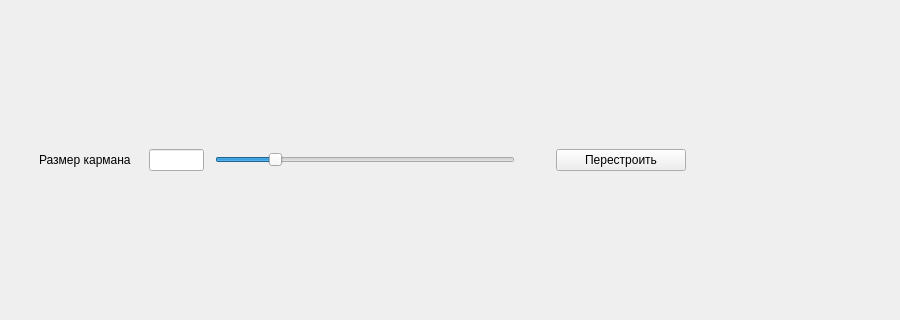
This is Recognite/diagramwindow.ui in relaxesemind/Recognite as Qt 5 draws it before an edit; both pictures show x 0 to 900 and y 144 to 464 of the 900 by 600 pixel window. The edited form follows.
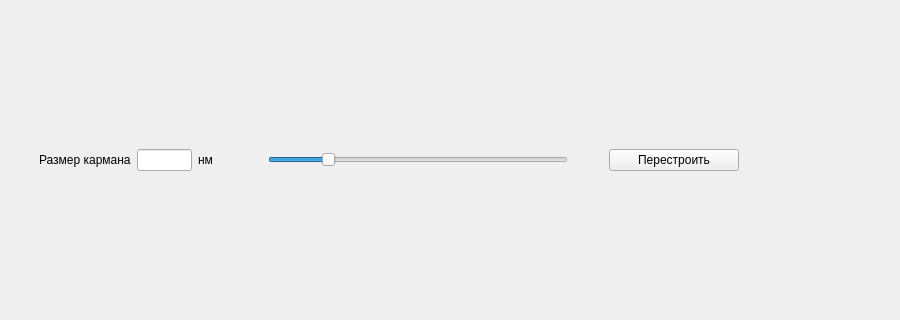
This is the edited form.

What changed in the file:
```diff
--- a/Recognite/diagramwindow.ui
+++ b/Recognite/diagramwindow.ui
@@ -42,7 +42,7 @@
           <rect>
            <x>30</x>
            <y>20</y>
-           <width>647</width>
+           <width>700</width>
            <height>26</height>
           </rect>
          </property>
@@ -78,7 +78,14 @@
              <string/>
             </property>
             <property name="readOnly">
-             <bool>true</bool>
+             <bool>false</bool>
+            </property>
+           </widget>
+          </item>
+          <item>
+           <widget class="QLabel" name="label_2">
+            <property name="text">
+             <string>нм</string>
             </property>
            </widget>
           </item>
```
Left out of the diff: 2 changed lines with no effect on the pictures.
